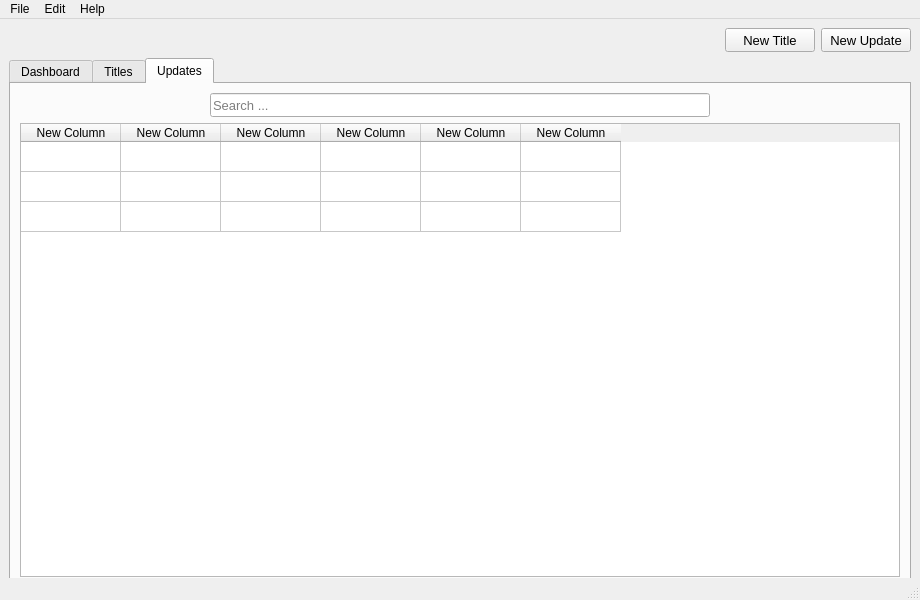
First picture: the form in ui/main_window.ui, repository amdilan/DatabaseManager-python, before the edit.
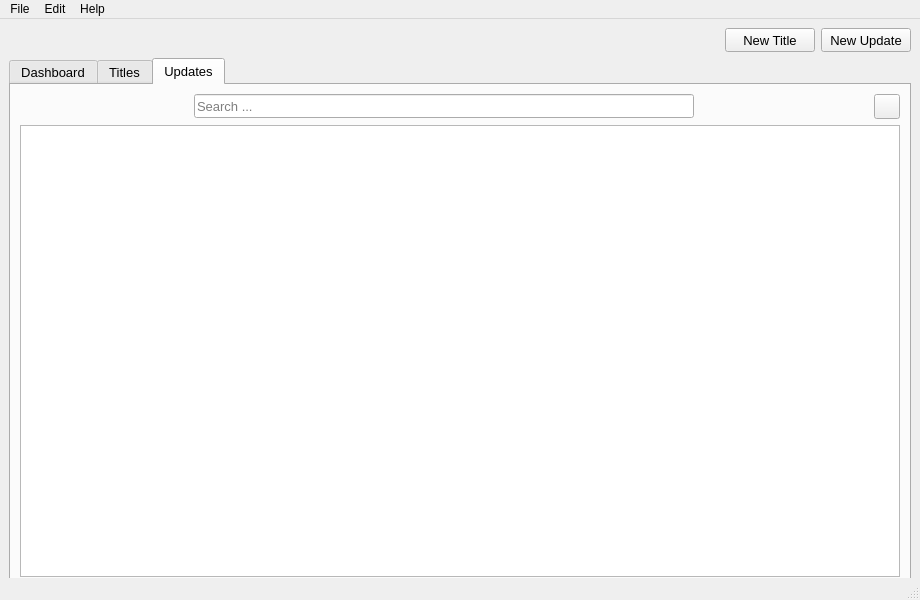
Second picture: the form after the edit. The open tabs and pages were chosen to show the change. Icons and pictures are not drawn.

```diff
--- a/ui/main_window.ui
+++ b/ui/main_window.ui
@@ -101,6 +101,11 @@
         <height>530</height>
        </size>
       </property>
+      <property name="font">
+       <font>
+        <pointsize>10</pointsize>
+       </font>
+      </property>
       <property name="currentIndex">
        <number>0</number>
       </property>
@@ -1746,10 +1751,32 @@
             </property>
            </spacer>
           </item>
+          <item>
+           <widget class="QToolButton" name="toolButtonRefreshUpdate">
+            <property name="text">
+             <string notr="true"/>
+            </property>
+            <property name="icon">
+             <iconset>
+              <normaloff>assets/refresh.png</normaloff>assets/refresh.png</iconset>
+            </property>
+            <property name="iconSize">
+             <size>
+              <width>18</width>
+              <height>18</height>
+             </size>
+            </property>
+           </widget>
+          </item>
          </layout>
         </item>
         <item>
-         <widget class="QTableWidget" name="tableWidget_2">
+         <widget class="QTableWidget" name="tableWidgetUpdate">
+          <property name="font">
+           <font>
+            <pointsize>10</pointsize>
+           </font>
+          </property>
           <property name="editTriggers">
            <set>QAbstractItemView::NoEditTriggers</set>
           </property>
@@ -1765,62 +1792,18 @@
           <property name="cornerButtonEnabled">
            <bool>true</bool>
           </property>
+          <property name="rowCount">
+           <number>0</number>
+          </property>
+          <property name="columnCount">
+           <number>0</number>
+          </property>
           <attribute name="verticalHeaderVisible">
            <bool>false</bool>
           </attribute>
           <attribute name="verticalHeaderHighlightSections">
            <bool>false</bool>
           </attribute>
-          <row>
-           <property name="text">
-            <string>New Row</string>
-           </property>
-          </row>
-          <row>
-           <property name="text">
-            <string>New Row</string>
-           </property>
-          </row>
-          <row>
-           <property name="text">
-            <string>New Row</string>
-           </property>
-          </row>
-          <column>
-           <property name="text">
-            <string>New Column</string>
-           </property>
-          </column>
-          <column>
-           <property name="text">
-            <string>New Column</string>
-           </property>
-          </column>
-          <column>
-           <property name="text">
-            <string>New Column</string>
-           </property>
-          </column>
-          <column>
-           <property name="text">
-            <string>New Column</string>
-           </property>
-          </column>
-          <column>
-           <property name="text">
-            <string>New Column</string>
-           </property>
-          </column>
-          <column>
-           <property name="text">
-            <string>New Column</string>
-           </property>
-          </column>
-          <item row="0" column="3">
-           <property name="text">
-            <string/>
-           </property>
-          </item>
          </widget>
         </item>
        </layout>
```
Left out of the diff: 161 changed lines with no effect on the pictures.
